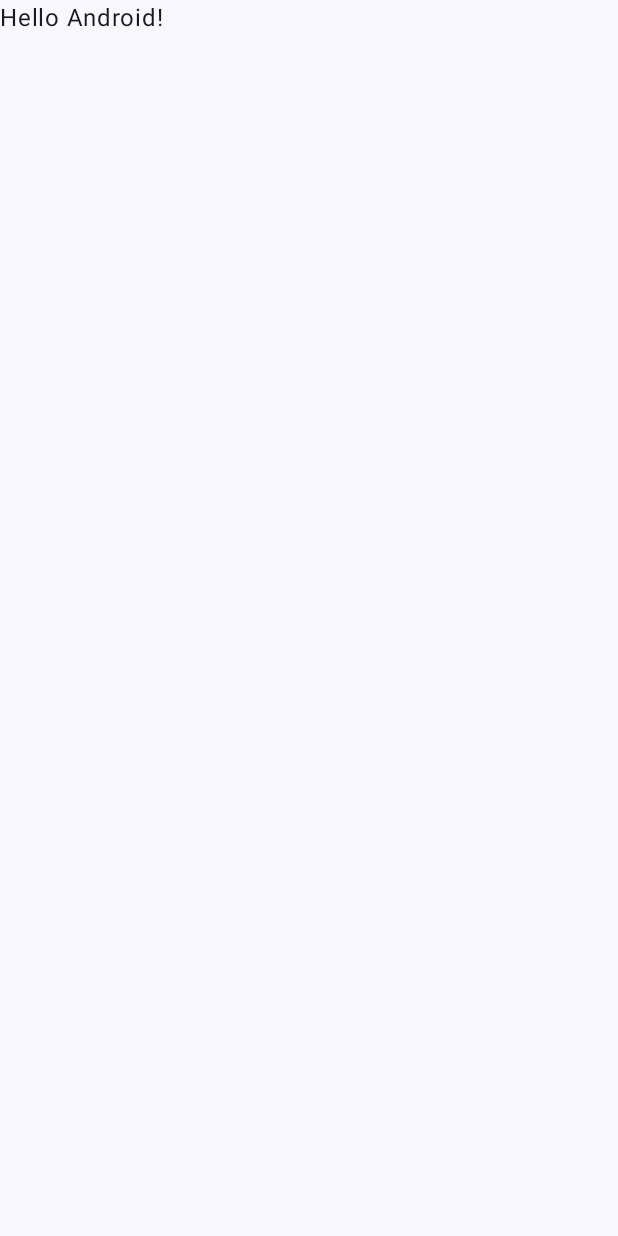
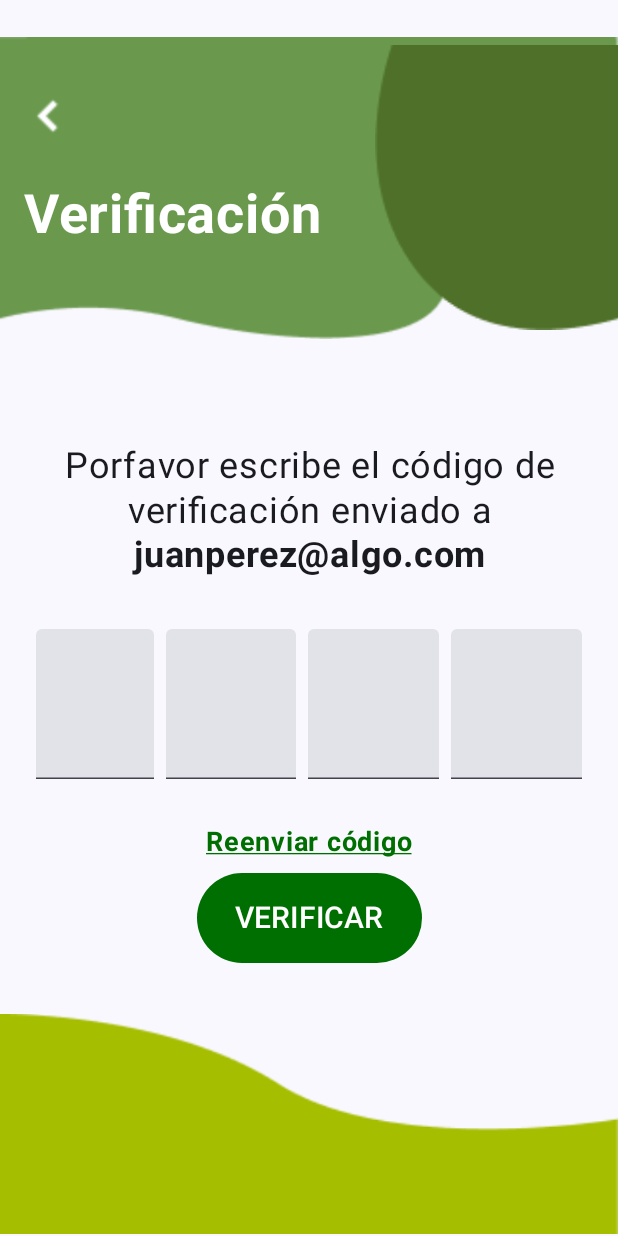
Before and after one commit to marcoolucio17/LechendasApp, an Android app built with Jetpack Compose: the screen it shows after launch (MainActivity), on a phone screen of 412 x 824 dp. Before the commit the screen is almost empty. Run offline under Robolectric (Android 15) with nearby library versions, the phone set to English and light mode, and no system bars.

Commit message:
Added Verification page.

```diff
--- a/app/src/main/java/com/example/lechendasapp/MainActivity.kt
+++ b/app/src/main/java/com/example/lechendasapp/MainActivity.kt
@@ -12,6 +12,7 @@ import androidx.compose.runtime.Composable
 import androidx.compose.ui.Modifier
 import androidx.compose.ui.tooling.preview.Preview
 import com.example.lechendasapp.ui.theme.LechendasAppTheme
+import com.example.lechendasapp.Views.VerifyUserScreen  // Import the composable function
 
 class MainActivity : ComponentActivity() {
     override fun onCreate(savedInstanceState: Bundle?) {
@@ -19,12 +20,7 @@ class MainActivity : ComponentActivity() {
         enableEdgeToEdge()
         setContent {
             LechendasAppTheme {
-                Scaffold(modifier = Modifier.fillMaxSize()) { innerPadding ->
-                    Greeting(
-                        name = "Android",
-                        modifier = Modifier.padding(innerPadding)
-                    )
-                }
+                VerifyUserScreen()
             }
         }
     }
--- /dev/null
+++ b/app/src/main/java/com/example/lechendasapp/Views/VerifyUser.kt
@@ -0,0 +1,306 @@
+package com.example.lechendasapp.Views
+
+import android.os.Bundle
+import androidx.activity.ComponentActivity
+import androidx.activity.compose.setContent
+import androidx.compose.foundation.Image
+import androidx.compose.foundation.background
+import androidx.compose.foundation.layout.*
+import androidx.compose.material3.*
+import androidx.compose.runtime.Composable
+import androidx.compose.runtime.getValue
+import androidx.compose.runtime.mutableStateOf
+import androidx.compose.runtime.remember
+import androidx.compose.runtime.setValue
+import androidx.compose.ui.Alignment
+import androidx.compose.ui.Modifier
+import androidx.compose.ui.geometry.Size
+import androidx.compose.ui.graphics.Color
+import androidx.compose.ui.res.colorResource
+import androidx.compose.ui.res.painterResource
+import androidx.compose.ui.text.TextStyle
+import androidx.compose.ui.text.font.FontWeight
+import androidx.compose.ui.text.input.TextFieldValue
+import androidx.compose.ui.text.style.TextAlign
+import androidx.compose.ui.text.style.TextDecoration
+import androidx.compose.ui.tooling.preview.Preview
+import androidx.compose.ui.unit.dp
+import androidx.compose.ui.unit.sp
+import com.example.lechendasapp.ui.theme.LechendasAppTheme
+import com.example.lechendasapp.R // Import the R file that links your resources
+
+// Entry point
+@Composable
+fun VerifyUserScreen() {
+    LechendasAppTheme {
+        // Scaffold with custom header and footer
+        Scaffold(
+            modifier = Modifier.fillMaxSize(),
+            topBar = { AppHeader() },  // Custom Header
+            bottomBar = { AppFooter() }  // Footer
+        ) { innerPadding ->
+            MainBody(
+                modifier = Modifier.padding(innerPadding)
+            )
+        }
+    }
+}
+
+// Custom Header with Row and Images
+@Composable
+fun AppHeader() {
+    // Custom layout with images at the top
+    Column(
+        modifier = Modifier
+            .fillMaxWidth()
+            .height(250.dp), // Adjust height of the header area
+            // horizontalAlignment = Alignment.CenterHorizontally
+    ) {
+        Box(
+            modifier = Modifier.fillMaxWidth()
+        ) {
+            // First Image (larger and positioned behind)
+            ImageWithTextOverlay(
+                imageRes = R.drawable.vector_5, // Your image resource
+                text = "Verificación",        // Text to overlay
+                modifier = Modifier.size(550.dp) // You can adjust the size if needed
+            )
+
+            // Second Image (overlap on top of the first image)
+            Image(
+                painter = painterResource(R.drawable.vector_1), // Replace with your image resource
+                contentDescription = "Logo 2",
+                modifier = Modifier
+                    .size(190.dp)
+                    .align(Alignment.CenterStart) // Align it to start (to overlap)
+                    .offset(x = 250.dp) // Adjust offset to overlap with the first image
+
+            )
+        }
+    }
+}
+
+@Composable
+fun ImageWithTextOverlay(
+    imageRes: Int, // Image resource ID
+    text: String,  // Text to overlay
+    modifier: Modifier = Modifier // Optional modifier for external customization
+) {
+    Box(
+        modifier = modifier
+            .fillMaxWidth() // Make the composable fill the width
+            .height(550.dp) // Adjust the height as needed
+    ) {
+        // The image in the background
+        Image(
+            painter = painterResource(id = imageRes),
+            contentDescription = null, // Content description for accessibility
+            modifier = Modifier
+                .fillMaxSize() // Make the image fill the whole Box
+        )
+
+        // The text overlay on top of the image
+        Column(
+            verticalArrangement = Arrangement.Top,
+            horizontalAlignment = Alignment.Start,
+            modifier = Modifier.fillMaxHeight()
+                .padding(top = 50.dp)
+        ) {
+            TextButton(onClick = {}) {
+                Image(
+                    painter = painterResource(R.drawable.keyboard_arrow_left),
+                    contentDescription = null, // Content description for accessibility
+                    modifier = Modifier
+                        .size(40.dp) // Make the image fill the whole Box
+                )
+            }
+
+            Text(
+                text = text,
+                color = Color.White, // Make text white
+                fontSize = 36.sp, // Increase font size
+                fontWeight = FontWeight.Bold,
+                modifier = Modifier
+                    .padding(16.dp), // Add padding for spacing
+
+            )
+        }
+    }
+}
+
+
+
+
+// Footer
+@Composable
+fun AppFooter() {
+    // Custom layout with images at the top
+    Column(
+        modifier = Modifier
+            .fillMaxWidth()
+            .padding(top = 16.dp)
+            .height(150.dp), // Adjust height of the header area
+        horizontalAlignment = Alignment.CenterHorizontally
+    ) {
+        Row(
+            modifier = Modifier.fillMaxWidth(),
+            horizontalArrangement = Arrangement.SpaceBetween, // Space between the images
+            verticalAlignment = Alignment.CenterVertically
+        ) {
+            // First Image (enlarge image)
+            Image(
+                painter = painterResource(R.drawable.vector_3), // Replace with your image resource
+                contentDescription = "Logo 3",
+                modifier = Modifier.size(550.dp) // Set size for the first image
+            )
+        }
+    }
+}
+
+@Composable
+fun MainBody(
+    modifier: Modifier = Modifier, // Optional modifier for external customization
+) {
+    var text by remember { mutableStateOf(TextFieldValue("")) }
+    var text2 by remember { mutableStateOf(TextFieldValue("")) }
+    var text3 by remember { mutableStateOf(TextFieldValue("")) }
+    var text4 by remember { mutableStateOf(TextFieldValue("")) }
+
+    Box(
+        modifier = modifier
+            .fillMaxSize() // Fill the maximum available width and height
+    ) {
+        Column(
+            modifier = Modifier
+                .fillMaxSize() // Fill the maximum size
+                .padding(16.dp), // Optional padding for spacing
+            verticalArrangement = Arrangement.SpaceBetween // Space between inner column and button
+        ) {
+            // Inner column with content passed as parameter
+            Column(
+                horizontalAlignment = Alignment.CenterHorizontally,
+                modifier = Modifier.fillMaxWidth() // Inner column fills available width
+                    .padding(top = 30.dp)
+
+            ) {
+                Column(
+                    horizontalAlignment = Alignment.CenterHorizontally,
+                ) {
+
+                    Text(
+                        text = "Porfavor escribe el código de verificación enviado a",
+                        textAlign = TextAlign.Center,
+                        fontSize = 24.sp,
+                        lineHeight = 30.sp
+
+                    )
+
+                    Text(
+                        text = "juanperez@algo.com",
+                        fontSize = 24.sp,
+                        fontWeight = FontWeight.Bold,
+                        textAlign = TextAlign.Center
+                    )
+                }
+
+                // aquí irá para ingresar el código de verificación
+                Column(
+                    modifier = Modifier
+                        .padding(top = 35.dp)
+                ) {
+
+                    Row( Modifier
+                        .fillMaxWidth()
+                    ) {
+                        TextField(
+                            value = text,
+                            textStyle = TextStyle.Default.copy(fontSize = 60.sp, textAlign = TextAlign.Center),
+                            onValueChange = { newText ->
+                                text = newText
+                            },
+                            modifier = Modifier
+                                .weight(1f)
+                                .padding(end = 8.dp, start = 8.dp)
+                                .height(100.dp)
+
+                        )
+
+                        TextField(
+                            value = text2,
+                            textStyle = TextStyle.Default.copy(fontSize = 60.sp, textAlign = TextAlign.Center),
+                            onValueChange = { newText ->
+                                text2 = newText
+                            },
+                            modifier = Modifier
+                                .weight(1f)
+                                .padding(end = 8.dp)
+                                .height(100.dp)
+                        )
+
+                        TextField(
+                            value = text3,
+                            textStyle = TextStyle.Default.copy(fontSize = 60.sp, textAlign = TextAlign.Center),
+                            onValueChange = { newText ->
+                                text3 = newText
+                            },
+                            modifier = Modifier
+                                .weight(1f)
+                                .padding(end = 8.dp)
+                                .height(100.dp)
+                        )
+
+                        TextField(
+                            value = text4,
+                            textStyle = TextStyle.Default.copy(fontSize = 60.sp, textAlign = TextAlign.Center),
+                            onValueChange = { newText ->
+                                text4 = newText
+                            },
+                            modifier = Modifier.weight(1f).height(100.dp).padding(end = 8.dp)
+                        )
+                    }
+
+
+                }
+
+                // link para reenviar
+                Text(
+                    text = "Reenviar código",
+                    fontSize = 18.sp,
+                    fontWeight = FontWeight.Bold,
+                    color = colorResource(R.color.dark_green),
+                    textDecoration = TextDecoration.Underline,
+                    modifier = Modifier
+                        .padding(top = 30.dp)
+
+
+                )
+
+
+            }
+
+            // Button at the bottom
+            Button(
+                onClick = { /* Action for the button */ },
+                colors = ButtonDefaults.buttonColors(containerColor = colorResource(R.color.dark_green)),
+                modifier = Modifier.align(Alignment.CenterHorizontally)
+                    .height(60.dp)
+                    .width(150.dp)
+            ) {
+                Text(
+                    text = "VERIFICAR",
+                    fontSize = 20.sp
+                )
+            }
+        }
+    }
+}
+
+
+
+
+// Preview for Composable function
+@Preview(showBackground = true)
+@Composable
+fun VerifyUserScreenPreview() {
+    VerifyUserScreen()
+}
--- a/app/src/main/res/values/colors.xml
+++ b/app/src/main/res/values/colors.xml
@@ -7,4 +7,5 @@
     <color name="teal_700">#FF018786</color>
     <color name="black">#FF000000</color>
     <color name="white">#FFFFFFFF</color>
+    <color name="dark_green">#006F02</color>
 </resources>
```
Also changed, not shown: app/src/main/res/drawable-mdpi/vector_3.png (added), app/src/main/res/drawable-mdpi/vector_4.png (added), app/src/main/res/drawable-mdpi/vector_5.png (added), app/src/main/res/drawable-nodpi/keyboard_arrow_left.png (added), app/src/main/res/drawable-nodpi/vector_1.png (added).
